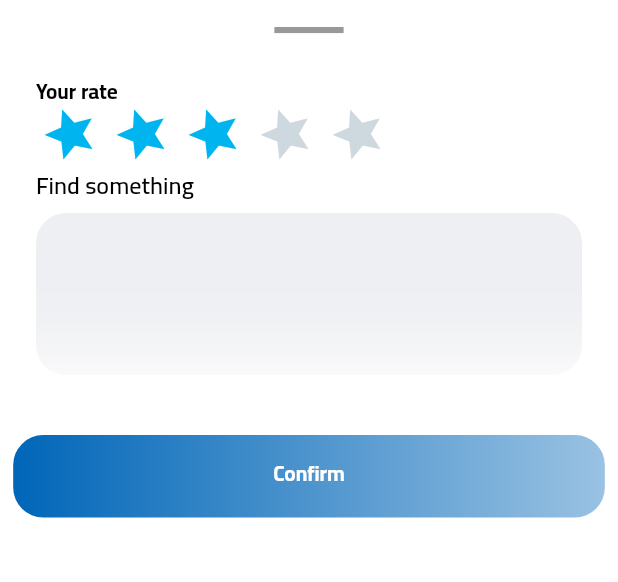
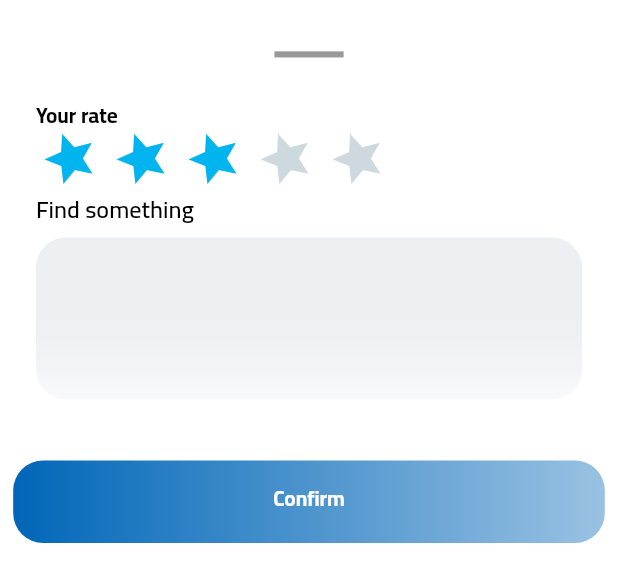
Before and after one commit to Hwassef/wassiet, a Flutter app: the AddCommentModalBottomSheet widget shown alone on an empty page, opened directly, on a phone screen of 412 x 824 dp. Shown: the top 582 px of the screen. Run offline on Flutter 3.47's test engine with Material 2 defaults, Android fonts, the light colour scheme and no system bars; drawn by our look-alikes of flutter_rating_bar; our stand-ins replace auto_route, dartz, data_connection_checker, equatable, firebase_auth, firebase_core and 10 more; missing offline and left inert: flutter_google_places; accounts and stored records are empty; generated files the repository leaves out were written again.

Commit message:
fix ui issue in add_comment_modal_bottom_sheet

```diff
--- a/lib/app/features/announcement_details/presentation/widgets/add_comment_modal_bottom_sheet.dart
+++ b/lib/app/features/announcement_details/presentation/widgets/add_comment_modal_bottom_sheet.dart
@@ -22,10 +22,18 @@ class _AddCommentModalBottomSheetState extends State<AddCommentModalBottomSheet>
   @override
   Widget build(BuildContext context) {
     final TextTheme theme = Theme.of(context).textTheme;
-    return Padding(
+    return FittedBox(
+      fit: BoxFit.fill,
+      child: Container(
+        width: MediaQuery.of(context).size.width,
+        padding: EdgeInsets.only(
+          top: 16.h,
+          bottom: 46.h,
+        ),
+        child: Padding(
           padding: MediaQuery.of(context).viewInsets,
-      child: SizedBox(
-        height: MediaQuery.of(context).size.height * 0.9,
+          child: SingleChildScrollView(
+            physics: const BouncingScrollPhysics(),
             child: Column(
               children: [
                 Padding(
@@ -88,8 +96,9 @@ class _AddCommentModalBottomSheetState extends State<AddCommentModalBottomSheet>
                     ),
                   ),
                 ),
+                24.0.h.verticalSpace,
                 Padding(
-              padding: EdgeInsets.symmetric(horizontal: 8.w, vertical: 24.0),
+                  padding: EdgeInsets.symmetric(horizontal: 8.w),
                   child: Container(
                     decoration: const BoxDecoration(
                       boxShadow: [
@@ -112,6 +121,8 @@ class _AddCommentModalBottomSheetState extends State<AddCommentModalBottomSheet>
               ],
             ),
           ),
+        ),
+      ),
     );
   }
 }
```
Lines whose indentation alone changed are shown as unchanged.
